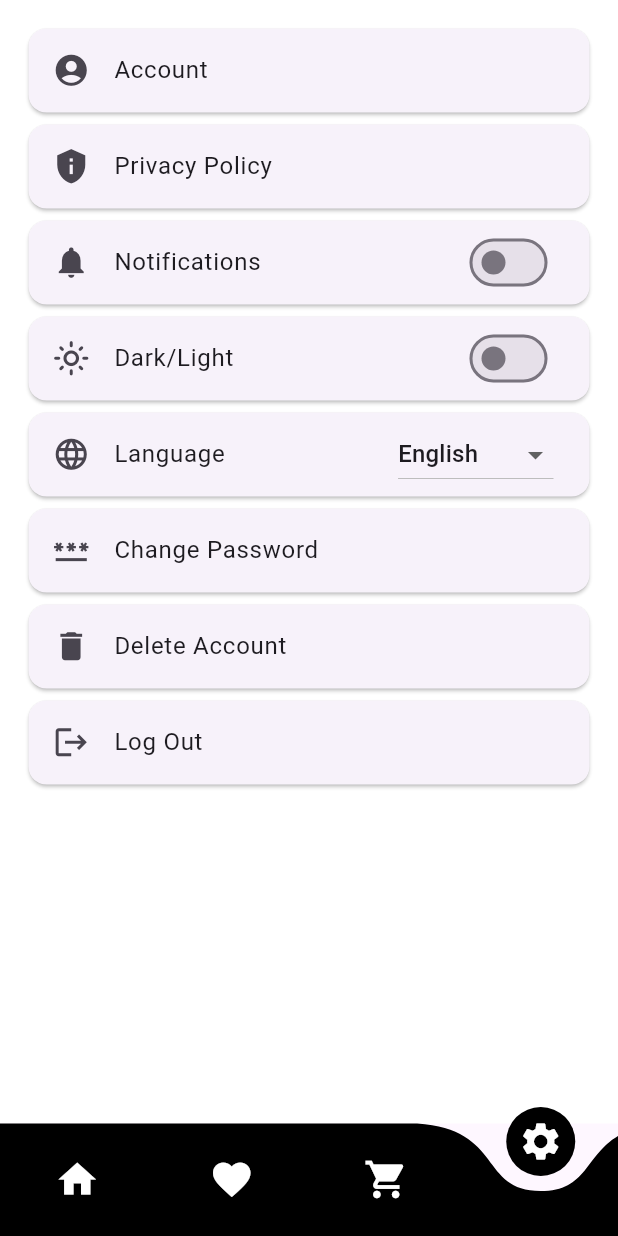
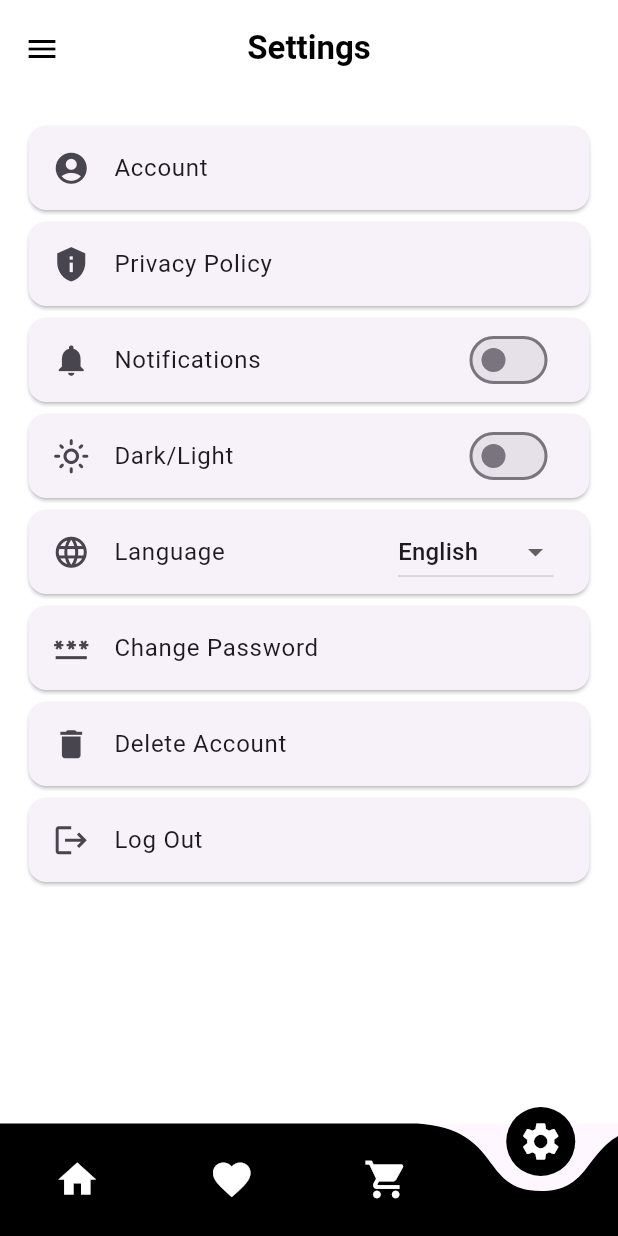
Before and after one commit to 123Tinu/my_project1, a Flutter app: the screen it shows after launch, item 4 of the bottom bar chosen, on a phone screen of 412 x 824 dp. Run offline on Flutter 3.47's test engine with Material 3 defaults, Android fonts, the phone set to English and light mode, and no system bars; drawn by our look-alikes of curved_navigation_bar, flutter_advanced_drawer; our stand-ins replace carousel_slider, fluttertoast.

Commit message:
Initial commit

```diff
--- a/lib/main.dart
+++ b/lib/main.dart
@@ -1,12 +1,12 @@
 import 'package:flutter/material.dart';
 import 'package:flutter/services.dart';
-import 'package:my_project/screens/drawer.dart';
 import 'package:my_project/screens/main_page.dart';
 import 'package:my_project/screens/favorites.dart';
 import 'package:my_project/screens/home_page.dart';
 import 'package:my_project/screens/main_page.dart';
 import 'package:my_project/screens/product_details_page.dart';
 import 'package:my_project/screens/splash_screen.dart';
+import 'package:my_project/screens/testpage.dart';
 
 main() {
   runApp(const MyApp());
@@ -19,8 +19,8 @@ class MyApp extends StatelessWidget {
   Widget build(BuildContext context) {
     SystemChrome.setPreferredOrientations(
         [DeviceOrientation.portraitUp, DeviceOrientation.portraitDown]);
-    return const MaterialApp(
-      home: MainPage1(),
+    return MaterialApp(
+      home: MainPage(),
     );
   }
 }
--- a/lib/screens/drawer.dart
+++ b/lib/screens/drawer.dart
@@ -1,5 +1,7 @@
+import 'package:curved_navigation_bar/curved_navigation_bar.dart';
 import 'package:flutter/material.dart';
 import 'package:flutter_advanced_drawer/flutter_advanced_drawer.dart';
+import 'package:my_project/screens/profile_page.dart';
 import 'package:my_project/screens/settings_page.dart';
 import 'cart.dart';
 import 'favorites.dart';
@@ -26,12 +28,7 @@ class _Drawer1State extends State<Drawer1> {
   }
 
   int currentSelectedIndex = 0;
-  static final List pages = [
-    const HomePage(),
-    const favorites(),
-    const Cart(),
-    const Settings()
-  ];
+  static final List pages = [HomePage(), favorites(), Cart(), Settings()];
 
   @override
   Widget build(BuildContext context) {
@@ -62,8 +59,7 @@ class _Drawer1State extends State<Drawer1> {
           ],
           borderRadius: BorderRadius.all(Radius.circular(16)),
         ),
-        drawer: SafeArea(
-          child: ListTileTheme(
+        drawer: ListTileTheme(
           textColor: Colors.white,
           iconColor: Colors.white,
           child: Column(
@@ -106,7 +102,6 @@ class _Drawer1State extends State<Drawer1> {
             ],
           ),
         ),
-        ),
         child: Scaffold(
           appBar: AppBar(
             backgroundColor: Colors.white,
--- a/lib/screens/home_page.dart
+++ b/lib/screens/home_page.dart
@@ -14,6 +14,7 @@ class HomePage extends StatefulWidget {
 }
 
 class _HomePageState extends State<HomePage> {
+  String title= "Settings";
   final List<String> shoeNames = [
     'Nike',
     'Adidas Originals',
--- a/lib/screens/main_page.dart
+++ b/lib/screens/main_page.dart
@@ -1,31 +1,135 @@
 import 'package:curved_navigation_bar/curved_navigation_bar.dart';
 import 'package:flutter/material.dart';
 import 'package:flutter_advanced_drawer/flutter_advanced_drawer.dart';
-import 'package:my_project/screens/profile_page.dart';
 import 'package:my_project/screens/settings_page.dart';
 import 'cart.dart';
 import 'favorites.dart';
 import 'home_page.dart';
 
-class MainPage1 extends StatefulWidget {
-  const MainPage1({super.key});
+class MainPage extends StatefulWidget {
+  const MainPage({super.key});
 
   @override
-  State<MainPage1> createState() => _MainPage1State();
+  State<MainPage> createState() => _MainPageState();
 }
 
-class _MainPage1State extends State<MainPage1> {
+class _MainPageState extends State<MainPage> {
+  String title = "";
+  final _advancedDrawerController = AdvancedDrawerController();
+
+  @override
+  void dispose() {
+    _advancedDrawerController.dispose();
+    super.dispose();
+  }
+
+  _handleMenuButtonPressed() {
+    _advancedDrawerController.showDrawer();
+  }
+
   int currentSelectedIndex = 0;
-  static final List pages = [
-    const HomePage(),
-    const favorites(),
-    const Cart(),
-    const Settings()
-  ];
+  static final List pages = [HomePage(), favorites(), Cart(), Settings()];
+  var titles = ["Home", "Favorites", "Cart", "Settings"];
 
   @override
   Widget build(BuildContext context) {
-    return Scaffold(
+    return AdvancedDrawer(
+        backdrop: Container(
+          width: double.infinity,
+          height: double.infinity,
+          decoration: BoxDecoration(
+            gradient: LinearGradient(
+              begin: Alignment.topLeft,
+              end: Alignment.bottomRight,
+              colors: [Colors.blueGrey, Colors.blueGrey.withOpacity(0.2)],
+            ),
+          ),
+        ),
+        controller: _advancedDrawerController,
+        animationCurve: Curves.easeInOut,
+        animationDuration: const Duration(milliseconds: 300),
+        animateChildDecoration: true,
+        rtlOpening: false,
+        disabledGestures: false,
+        childDecoration: const BoxDecoration(
+          boxShadow: <BoxShadow>[
+            BoxShadow(
+              color: Colors.black12,
+              blurRadius: 0.0,
+            ),
+          ],
+          borderRadius: BorderRadius.all(Radius.circular(16)),
+        ),
+        drawer: SafeArea(
+          child: ListTileTheme(
+            textColor: Colors.white,
+            iconColor: Colors.white,
+            child: Column(
+              mainAxisSize: MainAxisSize.max,
+              children: [
+                const SizedBox(height: 50),
+                ListTile(
+                  onTap: () {},
+                  leading: const Icon(Icons.home),
+                  title: const Text('Home'),
+                ),
+                ListTile(
+                  onTap: () {},
+                  leading: const Icon(Icons.account_circle_rounded),
+                  title: const Text('Profile'),
+                ),
+                ListTile(
+                  onTap: () {},
+                  leading: const Icon(Icons.favorite),
+                  title: const Text('Favourites'),
+                ),
+                ListTile(
+                  onTap: () {},
+                  leading: const Icon(Icons.settings),
+                  title: const Text('Settings'),
+                ),
+                const Spacer(),
+                DefaultTextStyle(
+                  style: const TextStyle(
+                    fontSize: 12,
+                    color: Colors.white54,
+                  ),
+                  child: Container(
+                    margin: const EdgeInsets.symmetric(
+                      vertical: 16.0,
+                    ),
+                    child: const Text('Terms of Service | Privacy Policy'),
+                  ),
+                ),
+              ],
+            ),
+          ),
+        ),
+        child: Scaffold(
+          appBar: AppBar(
+            centerTitle: true,
+            title: Text(
+              titles[currentSelectedIndex],
+              style: TextStyle(
+                color: Colors.black,
+                fontWeight: FontWeight.bold
+              ),
+            ),
+            backgroundColor: Colors.white,
+            elevation: 0,
+            iconTheme: const IconThemeData(
+              color: Colors.black,
+            ),
+            toolbarHeight: 65.0,
+            leading: Builder(
+              builder: (BuildContext context) {
+                return IconButton(
+                  icon: const Icon(Icons.menu),
+                  onPressed: _handleMenuButtonPressed,
+                );
+              },
+            ),
+          ),
           body: pages[currentSelectedIndex],
           bottomNavigationBar: CurvedNavigationBar(
             color: Colors.black,
@@ -58,6 +162,6 @@ class _MainPage1State extends State<MainPage1> {
               });
             },
           ),
-    );
+        ));
   }
 }
--- a/lib/screens/product_details_page.dart
+++ b/lib/screens/product_details_page.dart
@@ -40,7 +40,7 @@ class _ProductDetailsPageState extends State<ProductDetailsPage> {
           icon: const Icon(Icons.arrow_back, size: 30, color: Colors.black),
           onPressed: () {
             Navigator.push(context, MaterialPageRoute(builder: (context) {
-              return const MainPage1();
+              return const MainPage();
             }));
           },
         ),
--- a/lib/screens/settings_page.dart
+++ b/lib/screens/settings_page.dart
@@ -9,6 +9,7 @@ class Settings extends StatefulWidget {
 }
 
 class _SettingsState extends State<Settings> {
+  String title= "Settings";
   bool switch1 = false;
   bool switch2 = false;
 
--- a/lib/screens/signin_page.dart
+++ b/lib/screens/signin_page.dart
@@ -174,7 +174,7 @@ class _LoginPage1State extends State<Signin_Page> {
                               Navigator.pushReplacement(context,
                                   MaterialPageRoute(
                                 builder: (context) {
-                                  return const MainPage1();
+                                  return const MainPage();
                                 },
                               ));
                             });
--- /dev/null
+++ b/lib/screens/testpage.dart
@@ -0,0 +1,17 @@
+import 'package:flutter/material.dart';
+import 'package:my_project/screens/drawer.dart';
+class TestPage extends StatefulWidget {
+  const TestPage({super.key});
+
+  @override
+  State<TestPage> createState() => _TestPageState();
+}
+
+class _TestPageState extends State<TestPage> {
+  @override
+  Widget build(BuildContext context) {
+    return Scaffold(
+      drawer: Drawer1(),
+    );
+  }
+}
```
Lines whose indentation alone changed are shown as unchanged.
